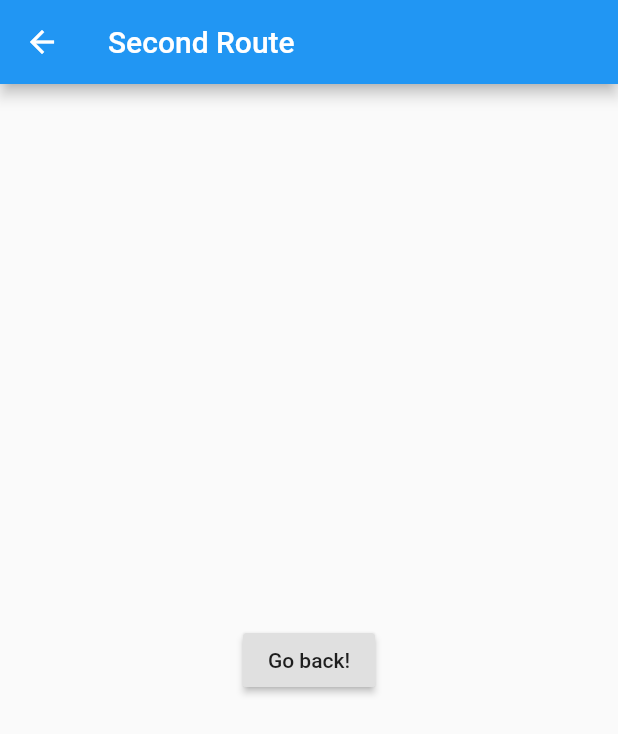
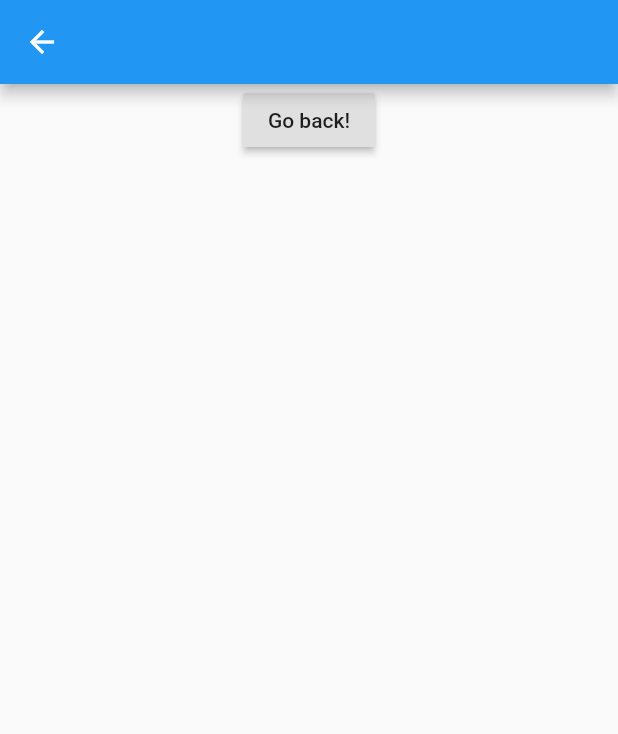
Before and after one commit to yunseop-kim/flutter_training_app, a Flutter app: the SecondStage screen opened by its route, on a phone screen of 412 x 824 dp. Shown: the top 734 px of the screen. Run offline on Flutter 3.47's test engine with Material 2 defaults, Android fonts, the phone set to English and light mode, and no system bars.

```diff
--- a/lib/SecondStage.dart
+++ b/lib/SecondStage.dart
@@ -1,21 +1,30 @@
 import 'package:flutter/material.dart';
+import 'package:provider/provider.dart';
+
+import 'models/UserModel.dart';
 
 class SecondStage extends StatelessWidget {
   @override
   Widget build(BuildContext context) {
+    String _name = Provider.of<UserModel>(context).name;
+    return Consumer<UserModel>(builder: (context, user, child) {
       return Scaffold(
         appBar: AppBar(
-        title: Text("Second Route"),
+          title: Text("$_name"),
         ),
         body: Center(
-        child: RaisedButton(
+            child: Column(
+          children: <Widget>[
+            RaisedButton(
               onPressed: () {
                 // Navigate back to first route when tapped.
                 Navigator.pushReplacementNamed(context, "/");
               },
               child: Text('Go back!'),
             ),
-      ),
+          ],
+        )),
       );
+    });
   }
 }
--- /dev/null
+++ b/lib/models/UserModel.dart
@@ -0,0 +1,11 @@
+import 'package:flutter/material.dart';
+
+class UserModel with ChangeNotifier {
+  String _name = "";
+  String get name => _name;
+
+  void inputName(String value) {
+    _name = value;
+    notifyListeners();
+  }
+}
--- a/pubspec.yaml
+++ b/pubspec.yaml
@@ -23,6 +23,7 @@ dependencies:
   # The following adds the Cupertino Icons font to your application.
   # Use with the CupertinoIcons class for iOS style icons.
   cupertino_icons: ^0.1.2
+  provider: ^3.1.0
 
 dev_dependencies:
   flutter_driver:
```
Also changed, not shown: lib/FirstStage.dart (+9 -3 lines), lib/main.dart (+6 -2 lines), pubspec.lock. Lines whose indentation alone changed are shown as unchanged.
